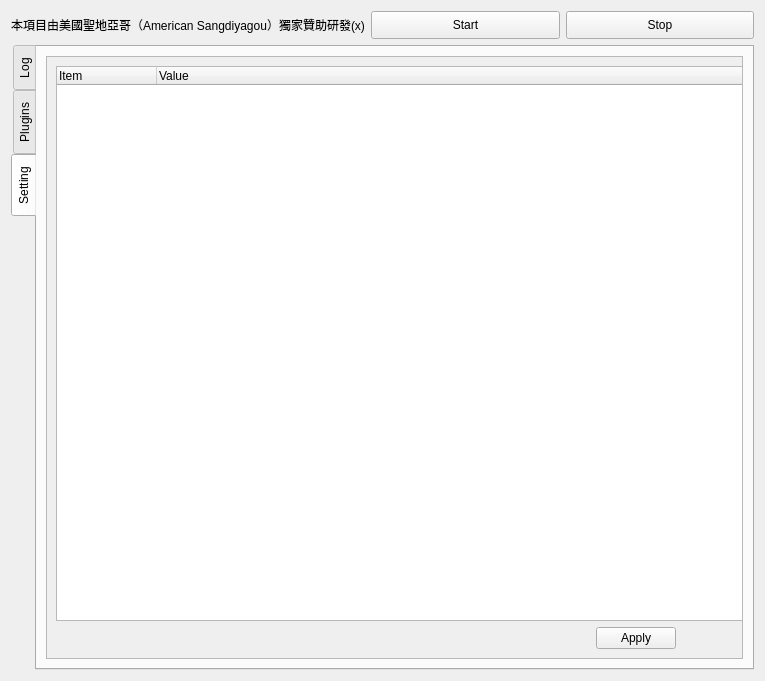
Before: the Qt Designer form ictye-live-dm/src/ictye_live_dm/QT-GUI/main.ui in northgreen/ictye-live-dm, drawn with Qt 5.
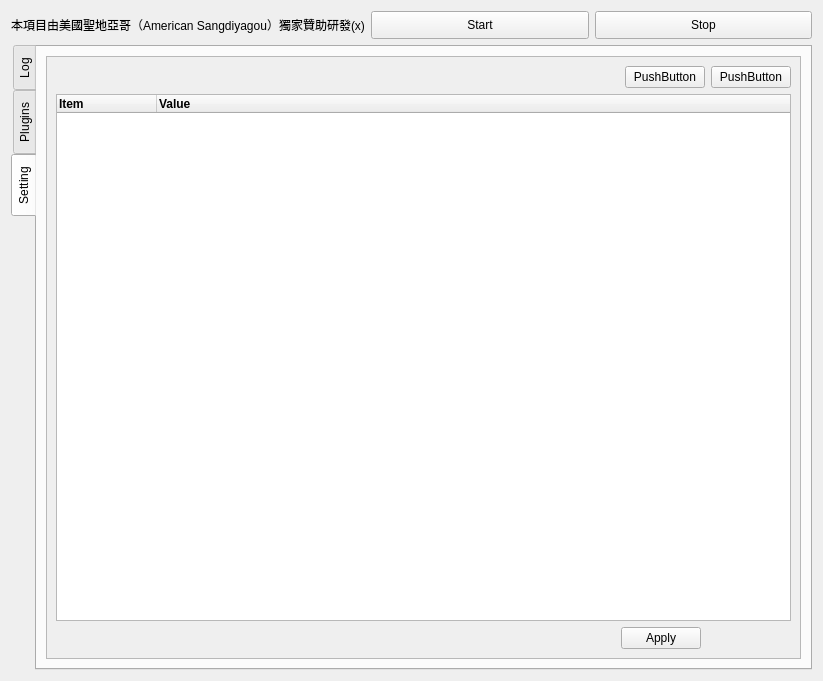
After: the same form once the commit is applied. Icons and pictures are not drawn.

Commit message:
feat(config-registrar): add has_option method and improve GUI handling
- Add a new method `has_option` in the config_registrar.ConfigKey class.- Refactor GUI_main to improve item widget handling and data setting.
- Resolve conflicts and adjust the layout in the main.ui file.
- Update Ui_MainWindow to reflect layout and widget changes.
- The configuration editor now correctly handles editable items and
  displays options as comboboxes where appropriate.

BREAKING CHANGE: The configuration handling has been modified, which
might affect users depending on the previous implementation.

```diff
--- a/ictye-live-dm/src/ictye_live_dm/QT-GUI/main.ui
+++ b/ictye-live-dm/src/ictye_live_dm/QT-GUI/main.ui
@@ -9,7 +9,7 @@
    <rect>
     <x>0</x>
     <y>0</y>
-    <width>765</width>
+    <width>823</width>
     <height>681</height>
    </rect>
   </property>
@@ -263,19 +263,44 @@
            <rect>
             <x>0</x>
             <y>0</y>
-            <width>732</width>
+            <width>749</width>
             <height>592</height>
            </rect>
           </property>
           <layout class="QVBoxLayout" name="verticalLayout_5">
+           <item>
+            <layout class="QHBoxLayout" name="horizontalLayout_5">
+             <item>
+              <spacer name="horizontalSpacer_3">
+               <property name="orientation">
+                <enum>Qt::Horizontal</enum>
+               </property>
+               <property name="sizeHint" stdset="0">
+                <size>
+                 <width>40</width>
+                 <height>20</height>
+                </size>
+               </property>
+              </spacer>
+             </item>
+             <item>
+              <widget class="QPushButton" name="pushButton_3">
+               <property name="text">
+                <string>PushButton</string>
+               </property>
+              </widget>
+             </item>
+             <item>
+              <widget class="QPushButton" name="pushButton_2">
+               <property name="text">
+                <string>PushButton</string>
+               </property>
+              </widget>
+             </item>
+            </layout>
+           </item>
            <item>
             <widget class="QTreeWidget" name="settingTreeWidget">
-             <property name="minimumSize">
-              <size>
-               <width>710</width>
-               <height>117</height>
-              </size>
-             </property>
              <property name="cursor" stdset="0">
               <cursorShape>ArrowCursor</cursorShape>
              </property>
@@ -286,11 +311,30 @@
               <property name="text">
                <string>Item</string>
               </property>
+              <property name="font">
+               <font>
+                <weight>75</weight>
+                <bold>true</bold>
+               </font>
+              </property>
+              <property name="background">
+               <color>
+                <red>255</red>
+                <green>255</green>
+                <blue>255</blue>
+               </color>
+              </property>
              </column>
              <column>
               <property name="text">
                <string>Value</string>
               </property>
+              <property name="font">
+               <font>
+                <weight>75</weight>
+                <bold>true</bold>
+               </font>
+              </property>
              </column>
             </widget>
            </item>
```
The commit also changes 3 other files.
